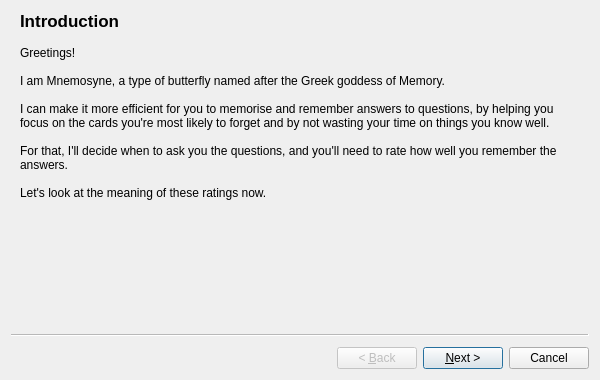
The window that mnemosyne/mnemosyne/pyqt_ui/getting_started_dlg.ui (mnemosyne-proj/mnemosyne) describes before a commit, drawn with Qt 5.
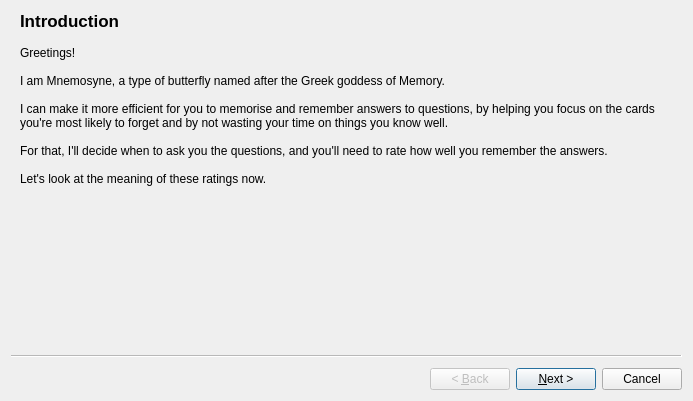
The same window after the commit.

The edit to the form file:
```diff
--- a/mnemosyne/mnemosyne/pyqt_ui/getting_started_dlg.ui
+++ b/mnemosyne/mnemosyne/pyqt_ui/getting_started_dlg.ui
@@ -6,8 +6,8 @@
    <rect>
     <x>0</x>
     <y>0</y>
-    <width>600</width>
-    <height>380</height>
+    <width>693</width>
+    <height>401</height>
    </rect>
   </property>
   <property name="minimumSize">
```
